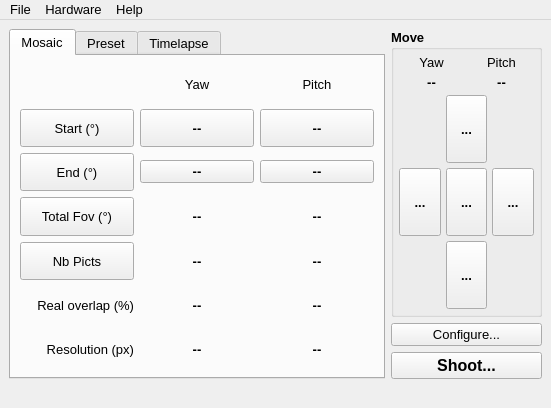
Qt form papywizard/view/mainWindow.ui (bingostar89/Papywizard) before a commit.
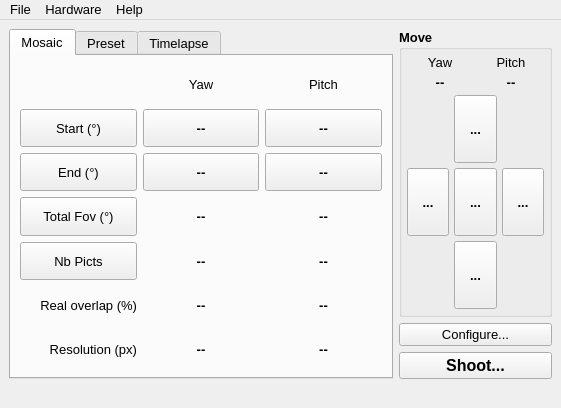
The same form after that commit. Icons and pictures are not drawn.

What changed in the file:
```diff
--- a/papywizard/view/mainWindow.ui
+++ b/papywizard/view/mainWindow.ui
@@ -5,7 +5,7 @@
    <rect>
     <x>0</x>
     <y>0</y>
-    <width>551</width>
+    <width>561</width>
     <height>408</height>
    </rect>
   </property>
@@ -188,6 +188,12 @@
             </item>
             <item row="2" column="1" >
              <widget class="QPushButton" name="setYawEndPushButton" >
+              <property name="sizePolicy" >
+               <sizepolicy vsizetype="MinimumExpanding" hsizetype="Minimum" >
+                <horstretch>0</horstretch>
+                <verstretch>0</verstretch>
+               </sizepolicy>
+              </property>
               <property name="font" >
                <font>
                 <weight>75</weight>
@@ -201,6 +207,12 @@
             </item>
             <item row="2" column="2" >
              <widget class="QPushButton" name="setPitchEndPushButton" >
+              <property name="sizePolicy" >
+               <sizepolicy vsizetype="MinimumExpanding" hsizetype="Minimum" >
+                <horstretch>0</horstretch>
+                <verstretch>0</verstretch>
+               </sizepolicy>
+              </property>
               <property name="font" >
                <font>
                 <weight>75</weight>
@@ -964,7 +976,7 @@
     <rect>
      <x>0</x>
      <y>0</y>
-     <width>551</width>
+     <width>561</width>
      <height>35</height>
     </rect>
    </property>
```
